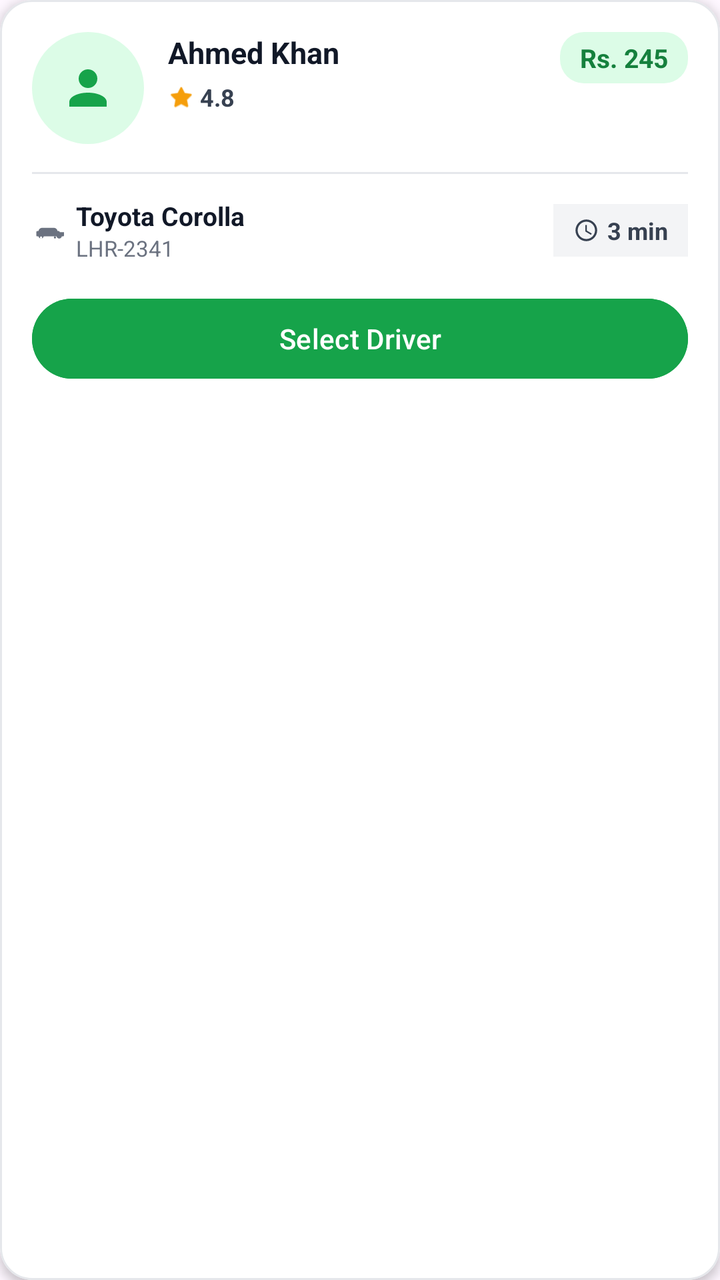
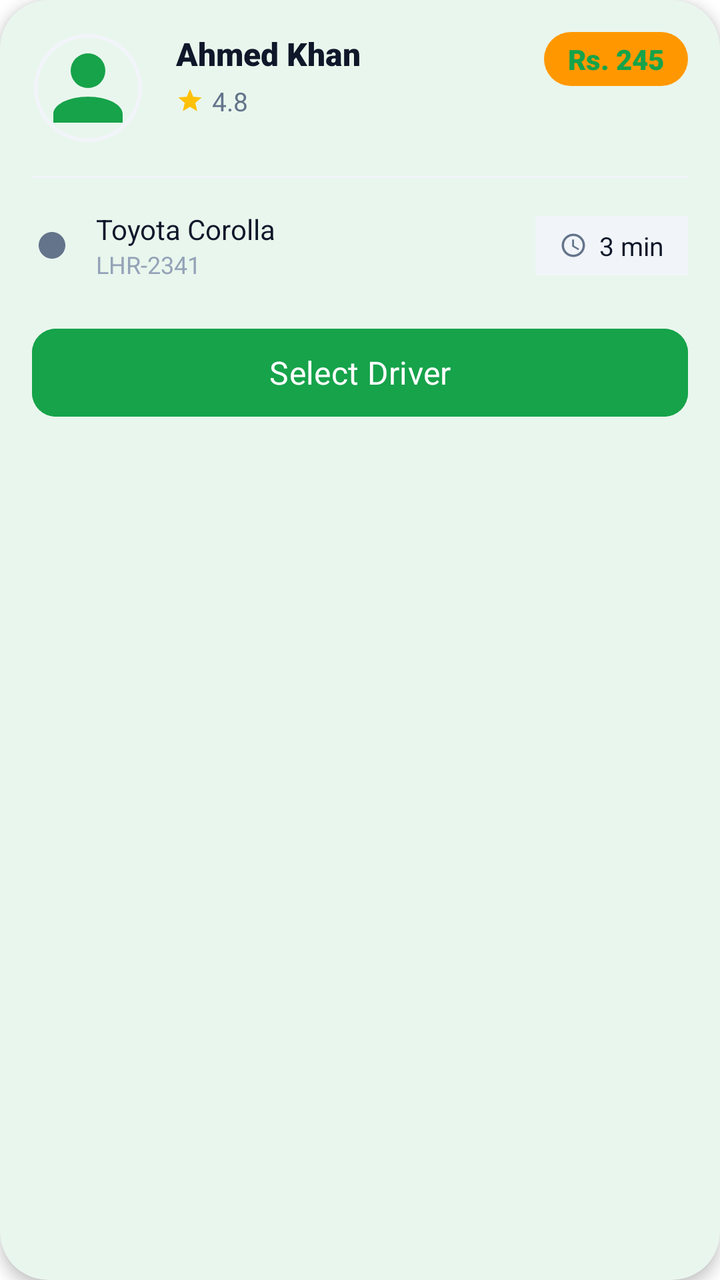

The first picture is an Android layout as it rendered before a commit; the second is the same layout after the commit. The layout source and the unified diff follow.
<!-- AndroidManifest.xml: application theme Theme.GoRide -->
<!-- res/layout/item_driver.xml -->
<?xml version="1.0" encoding="utf-8"?>
<com.google.android.material.card.MaterialCardView xmlns:android="http://schemas.android.com/apk/res/android"
    xmlns:app="http://schemas.android.com/apk/res-auto"
    android:layout_width="match_parent"
    android:layout_height="wrap_content"
    android:layout_marginHorizontal="16dp"
    android:layout_marginVertical="8dp"
    app:cardBackgroundColor="@color/white"
    app:cardCornerRadius="16dp"
    app:cardElevation="3dp"
    app:strokeColor="@color/gray_200"
    app:strokeWidth="1dp">

    <androidx.constraintlayout.widget.ConstraintLayout
        android:layout_width="match_parent"
        android:layout_height="wrap_content"
        android:padding="16dp">

        
        <FrameLayout
            android:id="@+id/flAvatar"
            android:layout_width="56dp"
            android:layout_height="56dp"
            android:background="@drawable/bg_driver_avatar"
            app:layout_constraintStart_toStartOf="parent"
            app:layout_constraintTop_toTopOf="parent">

            <ImageView
                android:layout_width="28dp"
                android:layout_height="28dp"
                android:layout_gravity="center"
                android:src="@drawable/ic_person"
                app:tint="@color/primary" />
        </FrameLayout>

        
        <TextView
            android:id="@+id/tvDriverName"
            android:layout_width="0dp"
            android:layout_height="wrap_content"
            android:layout_marginStart="12dp"
            android:ellipsize="end"
            android:maxLines="1"
            android:text="Ahmed Khan"
            android:textColor="@color/gray_900"
            android:textSize="15sp"
            android:textStyle="bold"
            app:layout_constraintEnd_toStartOf="@id/tvFareBadge"
            app:layout_constraintStart_toEndOf="@id/flAvatar"
            app:layout_constraintTop_toTopOf="@id/flAvatar" />

        
        <LinearLayout
            android:id="@+id/llRating"
            android:layout_width="wrap_content"
            android:layout_height="wrap_content"
            android:layout_marginStart="12dp"
            android:layout_marginTop="4dp"
            android:gravity="center_vertical"
            android:orientation="horizontal"
            app:layout_constraintStart_toEndOf="@id/flAvatar"
            app:layout_constraintTop_toBottomOf="@id/tvDriverName">

            <ImageView
                android:layout_width="13dp"
                android:layout_height="13dp"
                android:src="@android:drawable/btn_star_big_on"
                app:tint="@color/warning" />

            <TextView
                android:id="@+id/tvRating"
                android:layout_width="wrap_content"
                android:layout_height="wrap_content"
                android:layout_marginStart="3dp"
                android:text="4.8"
                android:textColor="@color/gray_700"
                android:textSize="12sp"
                android:textStyle="bold" />
        </LinearLayout>

        
        <TextView
            android:id="@+id/tvFareBadge"
            android:layout_width="wrap_content"
            android:layout_height="wrap_content"
            android:background="@drawable/bg_fare_badge"
            android:paddingHorizontal="10dp"
            android:paddingVertical="4dp"
            android:text="Rs. 245"
            android:textColor="@color/primary_dark"
            android:textSize="13sp"
            android:textStyle="bold"
            app:layout_constraintEnd_toEndOf="parent"
            app:layout_constraintTop_toTopOf="parent" />

        
        <View
            android:id="@+id/divider"
            android:layout_width="0dp"
            android:layout_height="1dp"
            android:layout_marginTop="14dp"
            android:background="@color/gray_200"
            app:layout_constraintEnd_toEndOf="parent"
            app:layout_constraintStart_toStartOf="parent"
            app:layout_constraintTop_toBottomOf="@id/flAvatar" />

        
        <LinearLayout
            android:id="@+id/llVehicleInfo"
            android:layout_width="0dp"
            android:layout_height="wrap_content"
            android:layout_marginTop="12dp"
            android:gravity="center_vertical"
            android:orientation="horizontal"
            app:layout_constraintEnd_toStartOf="@id/llEta"
            app:layout_constraintStart_toStartOf="parent"
            app:layout_constraintTop_toBottomOf="@id/divider">

            <ImageView
                android:layout_width="16dp"
                android:layout_height="16dp"
                android:src="@drawable/ic_car_placeholder"
                app:tint="@color/gray_500" />

            <LinearLayout
                android:layout_width="wrap_content"
                android:layout_height="wrap_content"
                android:layout_marginStart="6dp"
                android:orientation="vertical">

                <TextView
                    android:id="@+id/tvVehicleName"
                    android:layout_width="wrap_content"
                    android:layout_height="wrap_content"
                    android:text="Toyota Corolla"
                    android:textColor="@color/gray_900"
                    android:textSize="13sp"
                    android:textStyle="bold" />

                <TextView
                    android:id="@+id/tvPlateNumber"
                    android:layout_width="wrap_content"
                    android:layout_height="wrap_content"
                    android:text="LHR-2341"
                    android:textColor="@color/gray_500"
                    android:textSize="11sp" />
            </LinearLayout>
        </LinearLayout>

        
        <LinearLayout
            android:id="@+id/llEta"
            android:layout_width="wrap_content"
            android:layout_height="wrap_content"
            android:layout_marginTop="12dp"
            android:background="@color/gray_100"
            android:gravity="center_vertical"
            android:orientation="horizontal"
            android:paddingHorizontal="10dp"
            android:paddingVertical="5dp"
            app:layout_constraintBottom_toBottomOf="@id/llVehicleInfo"
            app:layout_constraintEnd_toEndOf="parent"
            app:layout_constraintTop_toBottomOf="@id/divider">

            <ImageView
                android:layout_width="13dp"
                android:layout_height="13dp"
                android:src="@drawable/ic_clock"
                app:tint="@color/gray_700" />

            <TextView
                android:id="@+id/tvEta"
                android:layout_width="wrap_content"
                android:layout_height="wrap_content"
                android:layout_marginStart="4dp"
                android:text="3 min"
                android:textColor="@color/gray_700"
                android:textSize="12sp"
                android:textStyle="bold" />
        </LinearLayout>

        
        <com.google.android.material.button.MaterialButton
            android:id="@+id/btnSelectDriver"
            android:layout_width="0dp"
            android:layout_height="48dp"
            android:layout_marginTop="14dp"
            android:backgroundTint="@color/primary"
            android:text="Select Driver"
            android:textAllCaps="false"
            android:textColor="@color/white"
            android:textSize="14sp"
            app:cornerRadius="24dp"
            app:layout_constraintEnd_toEndOf="parent"
            app:layout_constraintStart_toStartOf="parent"
            app:layout_constraintTop_toBottomOf="@id/llVehicleInfo" />

    </androidx.constraintlayout.widget.ConstraintLayout>

</com.google.android.material.card.MaterialCardView>
<!-- resources referenced by this layout -->
<resources>
  <color name="gray_100">#F3F4F6</color>
  <color name="gray_200">#E5E7EB</color>
  <color name="gray_500">#6B7280</color>
  <color name="gray_700">#374151</color>
  <color name="gray_900">#111827</color>
  <color name="primary">#16A34A</color>
  <color name="primary_dark">#15803D</color>
  <color name="warning">#F59E0B</color>
  <color name="white">#FFFFFFFF</color>
  <!-- drawable bg_driver_avatar (drawable) -->
  <?xml version="1.0" encoding="utf-8"?>
  <shape xmlns:android="http://schemas.android.com/apk/res/android"
      android:shape="oval">
      <solid android:color="#DCFCE7" />
  </shape>
  <!-- drawable bg_fare_badge (drawable) -->
  <?xml version="1.0" encoding="utf-8"?>
  <shape xmlns:android="http://schemas.android.com/apk/res/android"
      android:shape="rectangle">
      <solid android:color="#DCFCE7" />
      <corners android:radius="12dp" />
  </shape>
  <!-- drawable ic_car_placeholder (drawable) -->
  <vector xmlns:android="http://schemas.android.com/apk/res/android"
      android:width="60dp"
      android:height="40dp"
      android:viewportWidth="60"
      android:viewportHeight="40">
      <path
          android:fillColor="@color/primary"
          android:pathData="M52,24c0,-1.1 -0.9,-2 -2,-2h-2.18c-0.42,-3.39 -3.3,-6 -6.82,-6H19c-3.52,0 -6.4,2.61 -6.82,6H10c-1.1,0 -2,0.9 -2,2v6c0,1.1 0.9,2 2,2h2.08c0.46,2.28 2.48,4 4.92,4s4.46,-1.72 4.92,-4h24.16c0.46,2.28 2.48,4 4.92,4s4.46,-1.72 4.92,-4H58c1.1,0 2,-0.9 2,-2V24h-8zM17,36c-1.1,0 -2,-0.9 -2,-2s0.9,-2 2,-2 2,0.9 2,2 -0.9,2 -2,2zM43,36c-1.1,0 -2,-0.9 -2,-2s0.9,-2 2,-2 2,0.9 2,2 -0.9,2 -2,2z" />
  </vector>
  <!-- drawable ic_clock (drawable) -->
  <vector xmlns:android="http://schemas.android.com/apk/res/android"
      android:width="24dp"
      android:height="24dp"
      android:viewportWidth="24"
      android:viewportHeight="24">
      <path
          android:fillColor="@color/gray_500"
          android:pathData="M11.99,2C6.47,2 2,6.48 2,12s4.47,10 9.99,10C17.52,22 22,17.52 22,12S17.52,2 11.99,2zM12,20c-4.42,0 -8,-3.58 -8,-8s3.58,-8 8,-8s8,3.58 8,8S16.42,20 12,20zM12.5,7H11v6l5.25,3.15l0.75,-1.23l-4.5,-2.67V7z" />
  </vector>
  <!-- drawable ic_person (drawable) -->
  <vector xmlns:android="http://schemas.android.com/apk/res/android"
      android:width="24dp"
      android:height="24dp"
      android:viewportWidth="24"
      android:viewportHeight="24">
      <path
          android:fillColor="@color/gray_500"
          android:pathData="M12,4A4,4 0 0,1 16,8A4,4 0 0,1 12,12A4,4 0 0,1 8,8A4,4 0 0,1 12,4M12,14C16.42,14 20,15.79 20,18V20H4V18C4,15.79 7.58,14 12,14Z" />
  </vector>
  <style name="Theme.GoRide" parent="Theme.Material3.DayNight.NoActionBar">
          
          <item name="colorPrimary">@color/primary</item>
          <item name="colorPrimaryVariant">@color/primary_dark</item>
          <item name="colorOnPrimary">@color/white</item>
          
          <item name="colorSecondary">@color/primary_light</item>
          <item name="colorSecondaryVariant">@color/primary_dark</item>
          <item name="colorOnSecondary">@color/black</item>
          
          <item name="android:statusBarColor">?attr/colorPrimaryVariant</item>
      </style>
  <color name="primary_light">#DCFCE7</color>
  <color name="black">#FF000000</color>
</resources>

<!-- the commit's change to res/layout/item_driver.xml (unified diff, before → after) -->
@@ -1,115 +1,102 @@
 <?xml version="1.0" encoding="utf-8"?>
 <com.google.android.material.card.MaterialCardView xmlns:android="http://schemas.android.com/apk/res/android"
     xmlns:app="http://schemas.android.com/apk/res-auto"
+    xmlns:tools="http://schemas.android.com/tools"
+    android:id="@+id/driverCard"
     android:layout_width="match_parent"
     android:layout_height="wrap_content"
-    android:layout_marginHorizontal="16dp"
+    android:layout_marginHorizontal="4dp"
     android:layout_marginVertical="8dp"
     app:cardBackgroundColor="@color/white"
-    app:cardCornerRadius="16dp"
-    app:cardElevation="3dp"
-    app:strokeColor="@color/gray_200"
-    app:strokeWidth="1dp">
+    app:cardCornerRadius="24dp"
+    app:cardElevation="4dp"
+    app:strokeWidth="0dp">
 
     <androidx.constraintlayout.widget.ConstraintLayout
         android:layout_width="match_parent"
         android:layout_height="wrap_content"
         android:padding="16dp">
 
-        
-        <FrameLayout
-            android:id="@+id/flAvatar"
+        <com.google.android.material.imageview.ShapeableImageView
+            android:id="@+id/ivDriverAvatar"
             android:layout_width="56dp"
             android:layout_height="56dp"
-            android:background="@drawable/bg_driver_avatar"
+            android:padding="2dp"
+            android:src="@drawable/ic_person"
             app:layout_constraintStart_toStartOf="parent"
-            app:layout_constraintTop_toTopOf="parent">
+            app:layout_constraintTop_toTopOf="parent"
+            app:shapeAppearanceOverlay="@style/CircleImage"
+            app:strokeColor="#F1F5F9"
+            app:strokeWidth="2dp"
+            app:tint="@color/primary" />
 
-            <ImageView
-                android:layout_width="28dp"
-                android:layout_height="28dp"
-                android:layout_gravity="center"
-                android:src="@drawable/ic_person"
-                app:tint="@color/primary" />
-        </FrameLayout>
-
-        
         <TextView
             android:id="@+id/tvDriverName"
             android:layout_width="0dp"
             android:layout_height="wrap_content"
-            android:layout_marginStart="12dp"
-            android:ellipsize="end"
-            android:maxLines="1"
+            android:layout_marginStart="16dp"
+            android:fontFamily="sans-serif-black"
             android:text="Ahmed Khan"
-            android:textColor="@color/gray_900"
-            android:textSize="15sp"
-            android:textStyle="bold"
+            android:textColor="#0F172A"
+            android:textSize="16sp"
             app:layout_constraintEnd_toStartOf="@id/tvFareBadge"
-            app:layout_constraintStart_toEndOf="@id/flAvatar"
-            app:layout_constraintTop_toTopOf="@id/flAvatar" />
+            app:layout_constraintStart_toEndOf="@id/ivDriverAvatar"
+            app:layout_constraintTop_toTopOf="@id/ivDriverAvatar" />
 
-        
         <LinearLayout
             android:id="@+id/llRating"
             android:layout_width="wrap_content"
             android:layout_height="wrap_content"
-            android:layout_marginStart="12dp"
             android:layout_marginTop="4dp"
             android:gravity="center_vertical"
             android:orientation="horizontal"
-            app:layout_constraintStart_toEndOf="@id/flAvatar"
+            app:layout_constraintStart_toStartOf="@id/tvDriverName"
             app:layout_constraintTop_toBottomOf="@id/tvDriverName">
 
             <ImageView
-                android:layout_width="13dp"
-                android:layout_height="13dp"
-                android:src="@android:drawable/btn_star_big_on"
-                app:tint="@color/warning" />
+                android:layout_width="14dp"
+                android:layout_height="14dp"
+                android:src="@drawable/ic_star"
+                app:tint="#FFC107" />
 
             <TextView
                 android:id="@+id/tvRating"
                 android:layout_width="wrap_content"
                 android:layout_height="wrap_content"
-                android:layout_marginStart="3dp"
+                android:layout_marginStart="4dp"
+                android:fontFamily="sans-serif-bold"
                 android:text="4.8"
-                android:textColor="@color/gray_700"
-                android:textSize="12sp"
-                android:textStyle="bold" />
+                android:textColor="#64748B"
+                android:textSize="13sp" />
         </LinearLayout>
 
-        
         <TextView
             android:id="@+id/tvFareBadge"
             android:layout_width="wrap_content"
             android:layout_height="wrap_content"
-            android:background="@drawable/bg_fare_badge"
-            android:paddingHorizontal="10dp"
+            android:background="@drawable/bg_status_badge"
+            android:paddingHorizontal="12dp"
             android:paddingVertical="4dp"
             android:text="Rs. 245"
-            android:textColor="@color/primary_dark"
-            android:textSize="13sp"
-            android:textStyle="bold"
+            android:textColor="@color/primary"
+            android:textSize="14sp"
+            android:fontFamily="sans-serif-black"
             app:layout_constraintEnd_toEndOf="parent"
             app:layout_constraintTop_toTopOf="parent" />
 
-        
         <View
             android:id="@+id/divider"
-            android:layout_width="0dp"
+            android:layout_width="match_parent"
             android:layout_height="1dp"
-            android:layout_marginTop="14dp"
-            android:background="@color/gray_200"
-            app:layout_constraintEnd_toEndOf="parent"
-            app:layout_constraintStart_toStartOf="parent"
-            app:layout_constraintTop_toBottomOf="@id/flAvatar" />
+            android:layout_marginTop="16dp"
+            android:background="#F1F5F9"
+            app:layout_constraintTop_toBottomOf="@id/ivDriverAvatar" />
 
-        
         <LinearLayout
             android:id="@+id/llVehicleInfo"
             android:layout_width="0dp"
             android:layout_height="wrap_content"
-            android:layout_marginTop="12dp"
+            android:layout_marginTop="16dp"
             android:gravity="center_vertical"
             android:orientation="horizontal"
             app:layout_constraintEnd_toStartOf="@id/llEta"
@@ -117,82 +104,77 @@
             app:layout_constraintTop_toBottomOf="@id/divider">
 
             <ImageView
-                android:layout_width="16dp"
-                android:layout_height="16dp"
-                android:src="@drawable/ic_car_placeholder"
-                app:tint="@color/gray_500" />
+                android:layout_width="20dp"
+                android:layout_height="20dp"
+                android:src="@drawable/ic_car"
+                app:tint="#64748B" />
 
             <LinearLayout
                 android:layout_width="wrap_content"
                 android:layout_height="wrap_content"
-                android:layout_marginStart="6dp"
+                android:layout_marginStart="12dp"
                 android:orientation="vertical">
 
                 <TextView
                     android:id="@+id/tvVehicleName"
                     android:layout_width="wrap_content"
                     android:layout_height="wrap_content"
+                    android:fontFamily="sans-serif-bold"
                     android:text="Toyota Corolla"
-                    android:textColor="@color/gray_900"
-                    android:textSize="13sp"
-                    android:textStyle="bold" />
+                    android:textColor="#0F172A"
+                    android:textSize="14sp" />
 
                 <TextView
                     android:id="@+id/tvPlateNumber"
                     android:layout_width="wrap_content"
                     android:layout_height="wrap_content"
                     android:text="LHR-2341"
-                    android:textColor="@color/gray_500"
-                    android:textSize="11sp" />
+                    android:textColor="#94A3B8"
+                    android:textSize="12sp" />
             </LinearLayout>
         </LinearLayout>
 
-        
         <LinearLayout
             android:id="@+id/llEta"
             android:layout_width="wrap_content"
             android:layout_height="wrap_content"
-            android:layout_marginTop="12dp"
-            android:background="@color/gray_100"
+            android:background="#F1F5F9"
             android:gravity="center_vertical"
             android:orientation="horizontal"
-            android:paddingHorizontal="10dp"
-            android:paddingVertical="5dp"
+            android:paddingHorizontal="12dp"
+            android:paddingVertical="6dp"
             app:layout_constraintBottom_toBottomOf="@id/llVehicleInfo"
             app:layout_constraintEnd_toEndOf="parent"
-            app:layout_constraintTop_toBottomOf="@id/divider">
+            app:layout_constraintTop_toTopOf="@id/llVehicleInfo">
 
             <ImageView
-                android:layout_width="13dp"
-                android:layout_height="13dp"
+                android:layout_width="14dp"
+                android:layout_height="14dp"
                 android:src="@drawable/ic_clock"
-                app:tint="@color/gray_700" />
+                app:tint="#64748B" />
 
             <TextView
                 android:id="@+id/tvEta"
                 android:layout_width="wrap_content"
                 android:layout_height="wrap_content"
-                android:layout_marginStart="4dp"
+                android:layout_marginStart="6dp"
+                android:fontFamily="sans-serif-bold"
                 android:text="3 min"
-                android:textColor="@color/gray_700"
-                android:textSize="12sp"
-                android:textStyle="bold" />
+                android:textColor="#0F172A"
+                android:textSize="13sp" />
         </LinearLayout>
 
-        
         <com.google.android.material.button.MaterialButton
             android:id="@+id/btnSelectDriver"
-            android:layout_width="0dp"
-            android:layout_height="48dp"
-            android:layout_marginTop="14dp"
+            android:layout_width="match_parent"
+            android:layout_height="52dp"
+            android:layout_marginTop="20dp"
             android:backgroundTint="@color/primary"
+            android:fontFamily="sans-serif-bold"
             android:text="Select Driver"
             android:textAllCaps="false"
-            android:textColor="@color/white"
-            android:textSize="14sp"
-            app:cornerRadius="24dp"
-            app:layout_constraintEnd_toEndOf="parent"
-            app:layout_constraintStart_toStartOf="parent"
+            android:textSize="16sp"
+            app:cornerRadius="12dp"
             app:layout_constraintTop_toBottomOf="@id/llVehicleInfo" />
 
     </androidx.constraintlayout.widget.ConstraintLayout>
<!-- resource entries referenced after the edit -->
@@ -1,36 +1,35 @@
 <!-- resources referenced by this layout -->
 <resources>
-  <color name="gray_100">#F3F4F6</color>
-  <color name="gray_200">#E5E7EB</color>
   <color name="gray_500">#6B7280</color>
-  <color name="gray_700">#374151</color>
-  <color name="gray_900">#111827</color>
   <color name="primary">#16A34A</color>
   <color name="primary_dark">#15803D</color>
-  <color name="warning">#F59E0B</color>
   <color name="white">#FFFFFFFF</color>
-  <!-- drawable bg_driver_avatar (drawable) -->
-  <?xml version="1.0" encoding="utf-8"?>
-  <shape xmlns:android="http://schemas.android.com/apk/res/android"
-      android:shape="oval">
-      <solid android:color="#DCFCE7" />
-  </shape>
-  <!-- drawable bg_fare_badge (drawable) -->
+  <!-- drawable bg_status_badge (drawable) -->
   <?xml version="1.0" encoding="utf-8"?>
   <shape xmlns:android="http://schemas.android.com/apk/res/android"
       android:shape="rectangle">
-      <solid android:color="#DCFCE7" />
-      <corners android:radius="12dp" />
+      <solid android:color="#FF9800" />
+      <corners android:radius="20dp" />
   </shape>
-  <!-- drawable ic_car_placeholder (drawable) -->
+  <!-- drawable ic_car (drawable) -->
   <vector xmlns:android="http://schemas.android.com/apk/res/android"
-      android:width="60dp"
-      android:height="40dp"
-      android:viewportWidth="60"
-      android:viewportHeight="40">
+      android:width="48dp"
+      android:height="48dp"
+      android:viewportWidth="48"
+      android:viewportHeight="48">
+  
       <path
-          android:fillColor="@color/primary"
-          android:pathData="M52,24c0,-1.1 -0.9,-2 -2,-2h-2.18c-0.42,-3.39 -3.3,-6 -6.82,-6H19c-3.52,0 -6.4,2.61 -6.82,6H10c-1.1,0 -2,0.9 -2,2v6c0,1.1 0.9,2 2,2h2.08c0.46,2.28 2.48,4 4.92,4s4.46,-1.72 4.92,-4h24.16c0.46,2.28 2.48,4 4.92,4s4.46,-1.72 4.92,-4H58c1.1,0 2,-0.9 2,-2V24h-8zM17,36c-1.1,0 -2,-0.9 -2,-2s0.9,-2 2,-2 2,0.9 2,2 -0.9,2 -2,2zM43,36c-1.1,0 -2,-0.9 -2,-2s0.9,-2 2,-2 2,0.9 2,2 -0.9,2 -2,2z" />
+          android:fillColor="#15803D"
+          android:pathData="M24,4C24,4 24,4 24,4C24,4 24,4 24,4Z" />
+  
+      <path
+          android:fillColor="#FFFFFF"
+          android:pathData="M24,8C15.2,8 8,15.2 8,24s7.2,16 16,16 16,-7.2 16,-16S32.8,8 24,8z" />
+  
+      <path
+          android:fillColor="#16A34A"
+          android:pathData="M32,22c0,-0.6 -0.4,-1 -1,-1h-1.2c-0.3,-2.2 -2.2,-4 -4.4,-4H18.6c-2.2,0 -4.1,1.8 -4.4,4H13c-0.6,0 -1,0.4 -1,1v4c0,0.6 0.4,1 1,1h1.1c0.3,1.5 1.6,2.6 3.2,2.6s2.9,-1.1 3.2,-2.6h9.1c0.3,1.5 1.6,2.6 3.2,2.6s2.9,-1.1 3.2,-2.6H35c0.6,0 1,-0.4 1,-1v-4h-4zM17,30c-0.8,0 -1.4,-0.6 -1.4,-1.4s0.6,-1.4 1.4,-1.4 1.4,0.6 1.4,1.4 -0.6,1.4 -1.4,1.4zM31,30c-0.8,0 -1.4,-0.6 -1.4,-1.4s0.6,-1.4 1.4,-1.4 1.4,0.6 1.4,1.4 -0.6,1.4 -1.4,1.4z" />
+  
   </vector>
   <!-- drawable ic_clock (drawable) -->
   <vector xmlns:android="http://schemas.android.com/apk/res/android"
@@ -52,7 +51,20 @@
           android:fillColor="@color/gray_500"
           android:pathData="M12,4A4,4 0 0,1 16,8A4,4 0 0,1 12,12A4,4 0 0,1 8,8A4,4 0 0,1 12,4M12,14C16.42,14 20,15.79 20,18V20H4V18C4,15.79 7.58,14 12,14Z" />
   </vector>
-  <style name="Theme.GoRide" parent="Theme.Material3.DayNight.NoActionBar">
+  <!-- drawable ic_star (drawable) -->
+  <vector xmlns:android="http://schemas.android.com/apk/res/android"
+      android:width="24dp"
+      android:height="24dp"
+      android:viewportWidth="24"
+      android:viewportHeight="24">
+      <path
+          android:fillColor="#FFC107"
+          android:pathData="M12,17.27L18.18,21l-1.64,-7.03L22,9.24l-7.19,-0.61L12,2 9.19,8.63 2,9.24l5.46,4.73L5.82,21z" />
+  </vector>
+  <style name="CircleImage" parent="">
+          <item name="cornerSize">50%</item>
+      </style>
+  <style name="Theme.GoRide" parent="Theme.Material3.Light.NoActionBar">
           
           <item name="colorPrimary">@color/primary</item>
           <item name="colorPrimaryVariant">@color/primary_dark</item>
@@ -63,6 +75,11 @@
           <item name="colorOnSecondary">@color/black</item>
           
           <item name="android:statusBarColor">?attr/colorPrimaryVariant</item>
+  
+          
+          <item name="android:windowBackground">@color/white</item>
+          <item name="colorSurface">@color/white</item>
+          <item name="colorOnSurface">@color/black</item>
       </style>
   <color name="primary_light">#DCFCE7</color>
   <color name="black">#FF000000</color>
